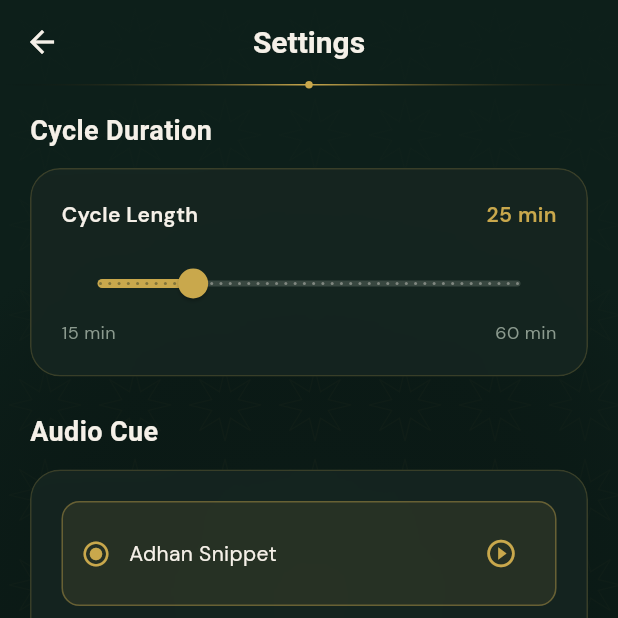
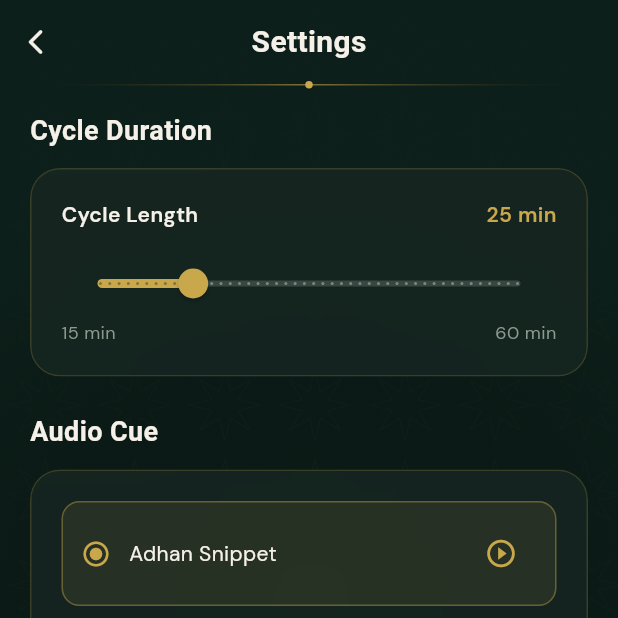
Before and after one commit to gazi-faysal-jubayer/NafsGuard, a Flutter app: the HomeScreen screen opened by its route, after a tap on the "settings" icon, on a phone screen of 412 x 824 dp, the top half of it. Run offline on Flutter 3.47's test engine with Material 3 defaults, Android fonts, the phone set to English and light mode, and no system bars; our stand-ins replace audioplayers, confetti, fl_chart, flutter_animate, flutter_local_notifications, flutter_riverpod and 8 more; missing offline and left inert: flutter_background_service, flutter_overlay_window; accounts and stored records are empty; Roboto replaces fonts that are missing (Amiri); project files that could hold a hidden picture were left out.

Commit message:
Add ScreenTimeService for cycle tracking and refactor NafsAppBar layout

```diff
--- a/lib/shared/widgets/nafs_app_bar.dart
+++ b/lib/shared/widgets/nafs_app_bar.dart
@@ -2,7 +2,7 @@ import 'package:flutter/material.dart';
 import 'package:google_fonts/google_fonts.dart';
 import '../../core/constants/colors.dart';
 
-class NafsAppBar extends StatelessWidget implements PreferredSizeWidget {
+class NafsAppBar extends StatelessWidget {
   final String? title;
   final List<Widget>? actions;
   final bool showBack;
@@ -15,14 +15,36 @@ class NafsAppBar extends StatelessWidget implements PreferredSizeWidget {
   });
 
   @override
-  Size get preferredSize => const Size.fromHeight(60);
-
-  @override
   Widget build(BuildContext context) {
-    return AppBar(
-      automaticallyImplyLeading: showBack,
-      title: title != null
-          ? Text(title!)
+    return Column(
+      mainAxisSize: MainAxisSize.min,
+      children: [
+        SizedBox(
+          height: 56,
+          child: Row(
+            children: [
+              if (showBack)
+                IconButton(
+                  icon: const Icon(
+                    Icons.arrow_back_ios_rounded,
+                    color: NafsColors.ivoryText,
+                    size: 20,
+                  ),
+                  onPressed: () => Navigator.of(context).maybePop(),
+                )
+              else
+                const SizedBox(width: 12),
+              Expanded(
+                child: Center(
+                  child: title != null
+                      ? Text(
+                          title!,
+                          style: GoogleFonts.amiri(
+                            fontSize: 20,
+                            fontWeight: FontWeight.bold,
+                            color: NafsColors.ivoryText,
+                          ),
+                        )
                       : Text(
                           'NafsGuard',
                           style: GoogleFonts.amiri(
@@ -32,14 +54,20 @@ class NafsAppBar extends StatelessWidget implements PreferredSizeWidget {
                             color: NafsColors.accentGold,
                           ),
                         ),
-      actions: actions,
-      bottom: PreferredSize(
-        preferredSize: const Size.fromHeight(1),
-        child: CustomPaint(
+                ),
+              ),
+              if (actions != null)
+                Row(mainAxisSize: MainAxisSize.min, children: actions!)
+              else
+                const SizedBox(width: 48),
+            ],
+          ),
+        ),
+        CustomPaint(
           size: Size(MediaQuery.sizeOf(context).width, 2),
           painter: _BismillahDividerPainter(),
         ),
-      ),
+      ],
     );
   }
 }
@@ -48,10 +76,10 @@ class _BismillahDividerPainter extends CustomPainter {
   @override
   void paint(Canvas canvas, Size size) {
     final paint = Paint()
-      ..shader = const LinearGradient(
+      ..shader = LinearGradient(
         colors: [
           Colors.transparent,
-          NafsColors.accentGold,
+          NafsColors.accentGold.withValues(alpha: 0.6),
           Colors.transparent,
         ],
       ).createShader(Rect.fromLTWH(0, 0, size.width, size.height));
```
Also changed, not shown: lib/core/services/screen_time_service.dart (+75 -0 lines). Lines whose indentation alone changed are shown as unchanged.
